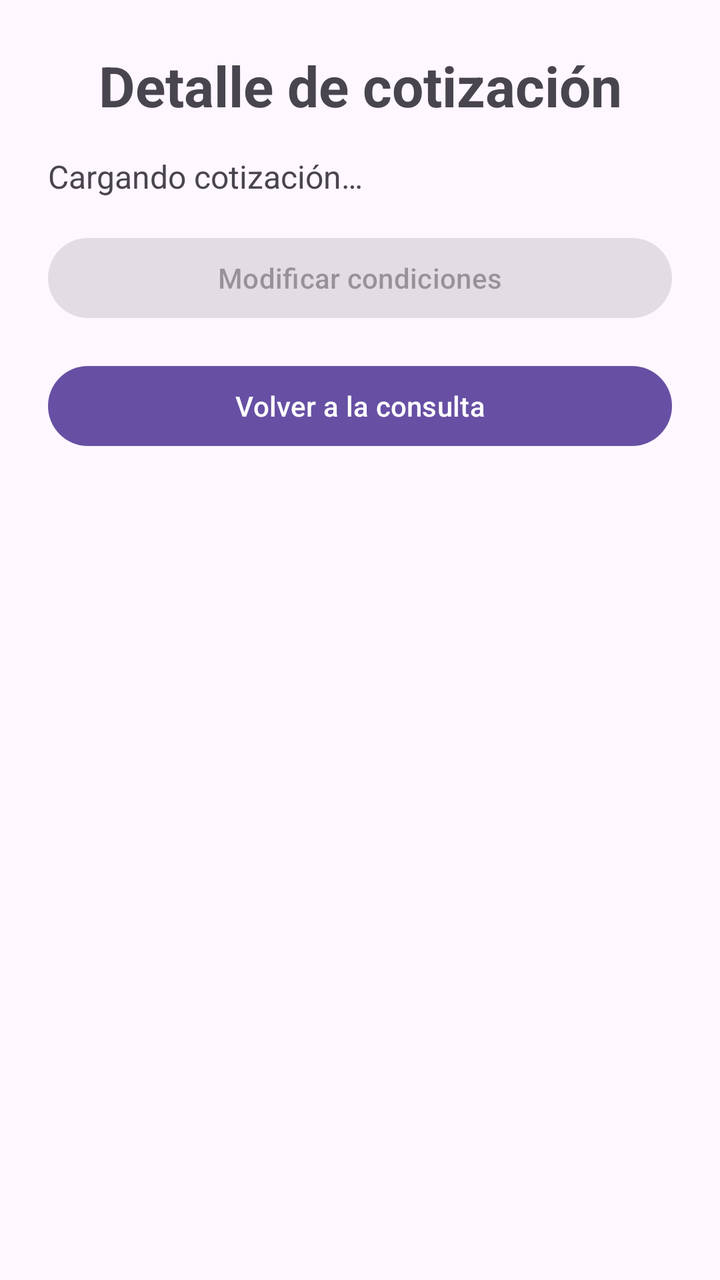
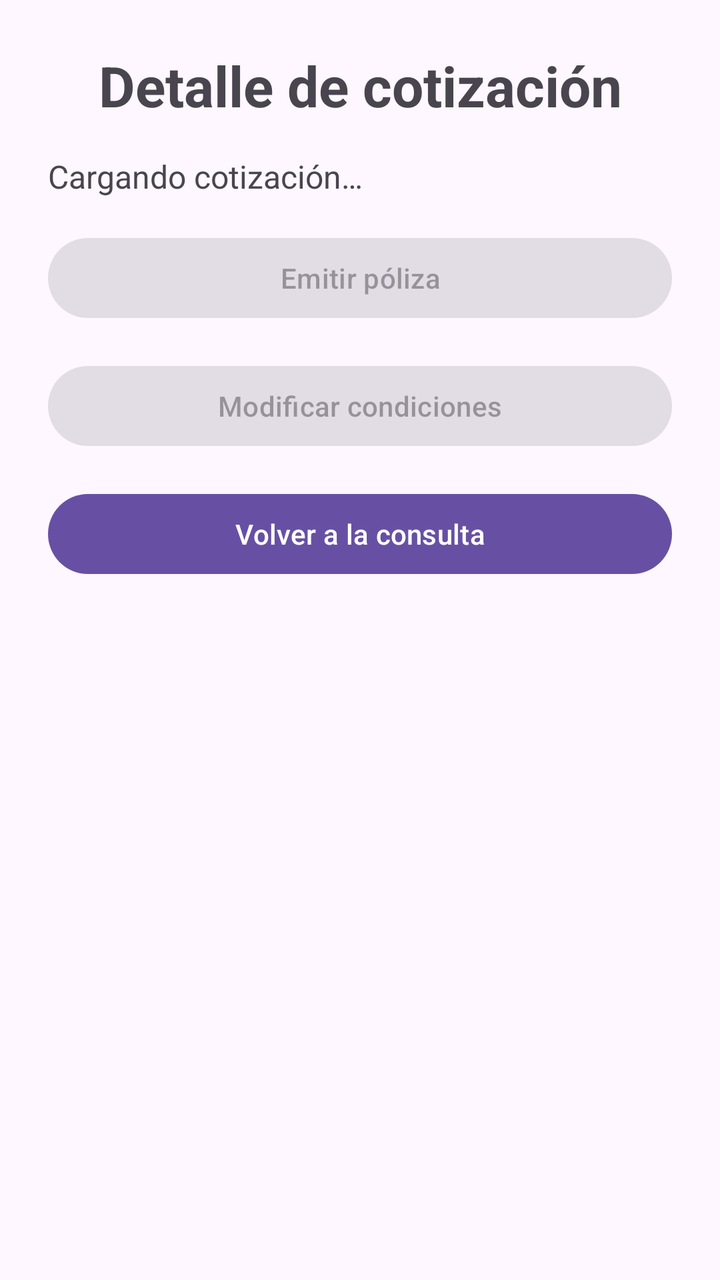

An Android layout rendered at two revisions. The XML below is the earlier revision; the diff shows what the commit changed to produce the second picture.
<!-- AndroidManifest.xml: application theme Theme.CotizadorSeguros -->
<!-- res/layout/activity_detalle_cotizacion.xml -->
<?xml version="1.0" encoding="utf-8"?>
<androidx.constraintlayout.widget.ConstraintLayout
    xmlns:android="http://schemas.android.com/apk/res/android"
    xmlns:app="http://schemas.android.com/apk/res-auto"
    android:id="@+id/main"
    android:layout_width="match_parent"
    android:layout_height="match_parent">

    <ScrollView
        android:layout_width="0dp"
        android:layout_height="0dp"
        app:layout_constraintTop_toTopOf="parent"
        app:layout_constraintBottom_toBottomOf="parent"
        app:layout_constraintStart_toStartOf="parent"
        app:layout_constraintEnd_toEndOf="parent">

        <LinearLayout
            android:layout_width="match_parent"
            android:layout_height="wrap_content"
            android:orientation="vertical"
            android:padding="@dimen/padding_pantalla">

            <TextView
                android:layout_width="match_parent"
                android:layout_height="wrap_content"
                android:text="@string/detalle_cotizacion_titulo"
                android:textSize="@dimen/titulo_size"
                android:textStyle="bold"
                android:gravity="center" />

            <TextView
                android:id="@+id/txtDetalleCotizacion"
                android:layout_width="match_parent"
                android:layout_height="wrap_content"
                android:layout_marginTop="@dimen/margin_normal"
                android:text="@string/detalle_cotizacion_cargando"
                android:textSize="@dimen/texto_normal_size"
                android:textIsSelectable="true" />

            <Button
                android:id="@+id/btnModificarCondiciones"
                android:layout_width="match_parent"
                android:layout_height="wrap_content"
                android:layout_marginTop="@dimen/margin_normal"
                android:text="@string/detalle_modificar_condiciones"
                android:enabled="false" />

            <Button
                android:id="@+id/btnVolverConsulta"
                android:layout_width="match_parent"
                android:layout_height="wrap_content"
                android:layout_marginTop="@dimen/margin_normal"
                android:text="@string/detalle_cotizacion_volver" />

        </LinearLayout>
    </ScrollView>

</androidx.constraintlayout.widget.ConstraintLayout>
<!-- resources referenced by this layout -->
<resources>
  <dimen name="margin_normal">16dp</dimen>
  <dimen name="padding_pantalla">24dp</dimen>
  <dimen name="texto_normal_size">16sp</dimen>
  <dimen name="titulo_size">28sp</dimen>
  <string name="detalle_cotizacion_cargando">Cargando cotización…</string>
  <string name="detalle_cotizacion_titulo">Detalle de cotización</string>
  <string name="detalle_cotizacion_volver">Volver a la consulta</string>
  <string name="detalle_modificar_condiciones">Modificar condiciones</string>
  <style name="Theme.CotizadorSeguros" parent="Base.Theme.CotizadorSeguros" />
  <style name="Base.Theme.CotizadorSeguros" parent="Theme.Material3.DayNight.NoActionBar">
          
          
      </style>
</resources>

<!-- the commit's change to res/layout/activity_detalle_cotizacion.xml (unified diff, before → after) -->
@@ -38,6 +38,14 @@
                 android:textIsSelectable="true" />
 
             <Button
+                android:id="@+id/btnEmitirPoliza"
+                android:layout_width="match_parent"
+                android:layout_height="wrap_content"
+                android:layout_marginTop="@dimen/margin_normal"
+                android:text="@string/emision_boton"
+                android:enabled="false" />
+
+            <Button
                 android:id="@+id/btnModificarCondiciones"
                 android:layout_width="match_parent"
                 android:layout_height="wrap_content"
<!-- resource entries referenced after the edit -->
@@ -8,6 +8,7 @@
   <string name="detalle_cotizacion_titulo">Detalle de cotización</string>
   <string name="detalle_cotizacion_volver">Volver a la consulta</string>
   <string name="detalle_modificar_condiciones">Modificar condiciones</string>
+  <string name="emision_boton">Emitir póliza</string>
   <style name="Theme.CotizadorSeguros" parent="Base.Theme.CotizadorSeguros" />
   <style name="Base.Theme.CotizadorSeguros" parent="Theme.Material3.DayNight.NoActionBar">
           
